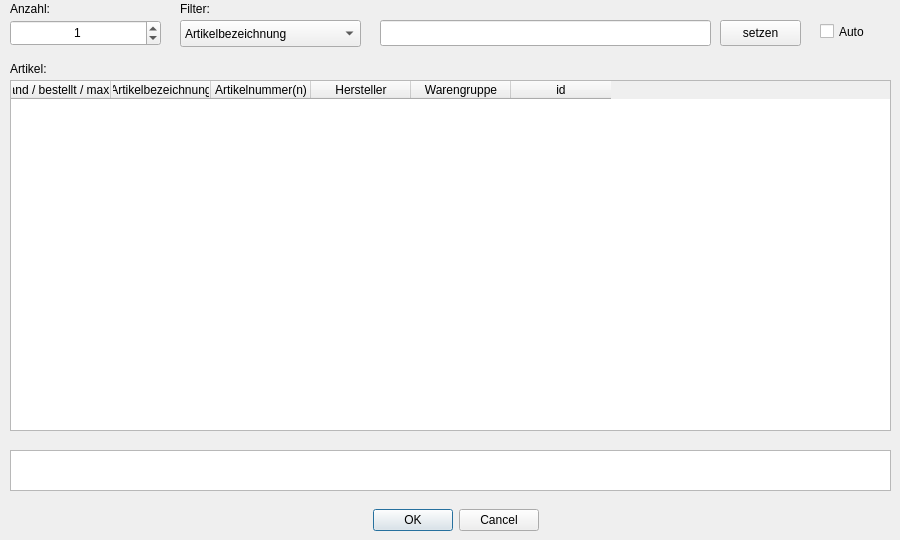
Before: the Qt Designer form cinputdialogarticleallowance.ui in RobRoy1304/LaVa-2, drawn with Qt 5.
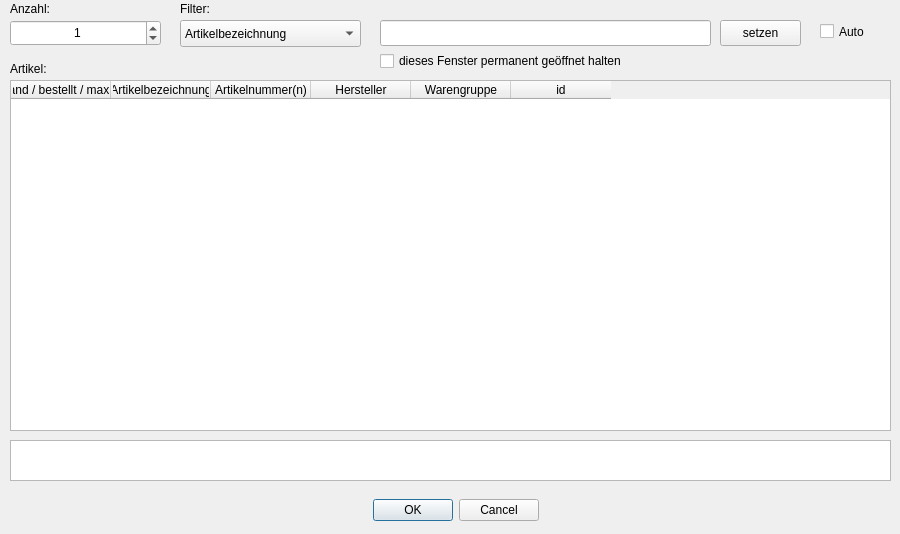
After: the same form once the commit is applied. Icons and pictures are not drawn.

Patch:
```diff
--- a/cinputdialogarticleallowance.ui
+++ b/cinputdialogarticleallowance.ui
@@ -7,7 +7,7 @@
     <x>0</x>
     <y>0</y>
     <width>900</width>
-    <height>540</height>
+    <height>534</height>
    </rect>
   </property>
   <property name="windowTitle">
@@ -21,7 +21,7 @@
    <property name="geometry">
     <rect>
      <x>80</x>
-     <y>500</y>
+     <y>490</y>
      <width>751</width>
      <height>41</height>
     </rect>
@@ -230,7 +230,7 @@
    <property name="geometry">
     <rect>
      <x>10</x>
-     <y>450</y>
+     <y>440</y>
      <width>881</width>
      <height>41</height>
     </rect>
@@ -279,6 +279,19 @@
     </font>
    </property>
   </widget>
+  <widget class="QCheckBox" name="checkBoxNotCloseTheDialog">
+   <property name="geometry">
+    <rect>
+     <x>380</x>
+     <y>50</y>
+     <width>491</width>
+     <height>22</height>
+    </rect>
+   </property>
+   <property name="text">
+    <string>dieses Fenster permanent geöffnet halten</string>
+   </property>
+  </widget>
  </widget>
  <tabstops>
   <tabstop>spinBox</tabstop>
```
